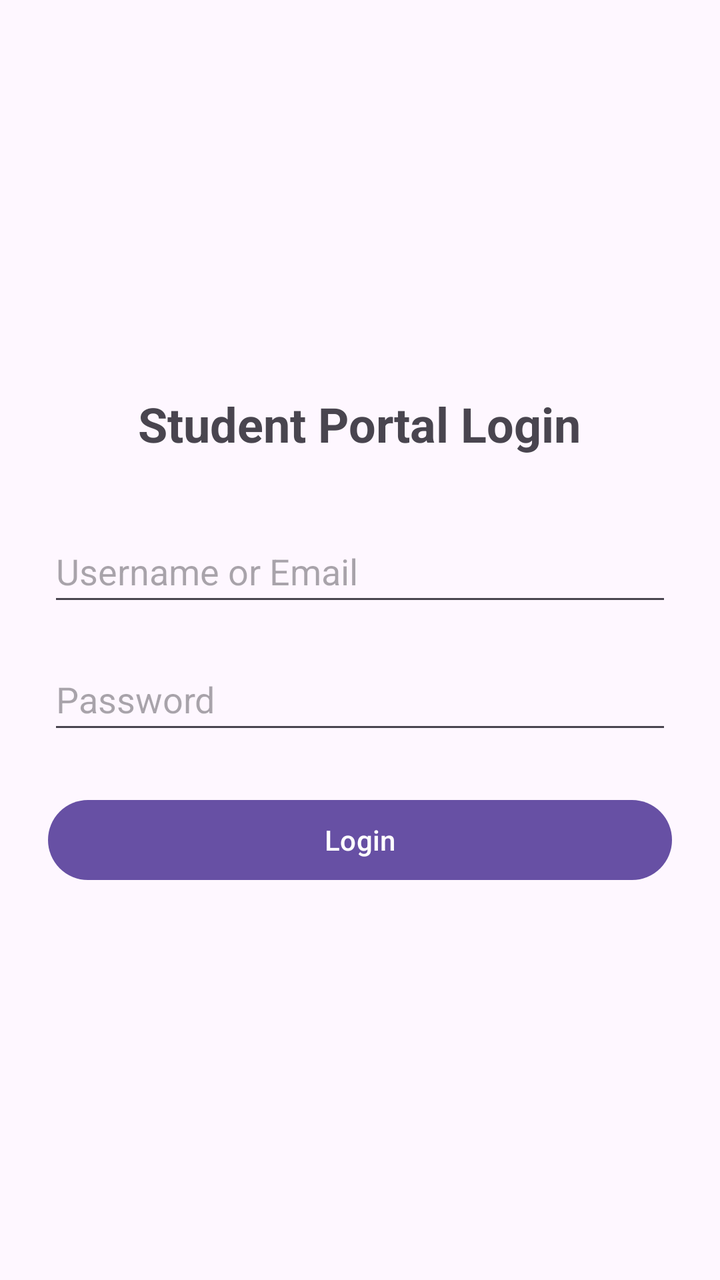
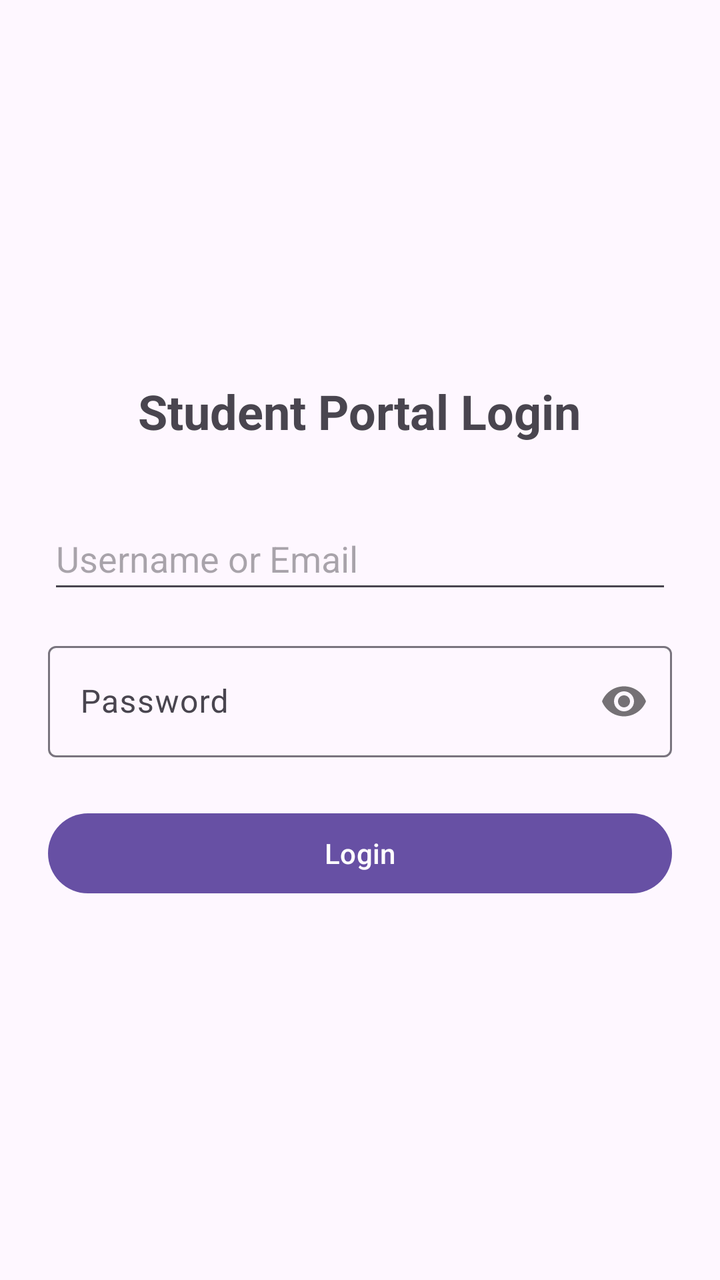

Before-and-after screenshots of an Android layout around one commit, followed by the original layout XML and the change that was made.
<!-- AndroidManifest.xml: activity theme Theme.RPSP -->
<!-- res/layout/activity_login.xml -->
<?xml version="1.0" encoding="utf-8"?>
<LinearLayout xmlns:android="http://schemas.android.com/apk/res/android"
    android:layout_width="match_parent"
    android:layout_height="match_parent"
    android:orientation="vertical"
    android:padding="24dp"
    android:gravity="center">

    <TextView
        android:layout_width="wrap_content"
        android:layout_height="wrap_content"
        android:text="Student Portal Login"
        android:textSize="24sp"
        android:textStyle="bold"
        android:layout_marginBottom="32dp"/>

    <EditText
        android:id="@+id/etUsername"
        android:layout_width="match_parent"
        android:layout_height="wrap_content"
        android:hint="Username or Email"
        android:inputType="textEmailAddress"
        android:minHeight="48dp"/>

    <EditText
        android:id="@+id/etPassword"
        android:layout_width="match_parent"
        android:layout_height="wrap_content"
        android:hint="Password"
        android:inputType="textPassword"
        android:layout_marginTop="16dp"
        android:minHeight="48dp"/>

    <Button
        android:id="@+id/btnLogin"
        android:layout_width="match_parent"
        android:layout_height="wrap_content"
        android:text="Login"
        android:layout_marginTop="24dp"/>

    <ProgressBar
        android:id="@+id/progressBar"
        android:layout_width="wrap_content"
        android:layout_height="wrap_content"
        android:layout_marginTop="16dp"
        android:visibility="gone"/>

</LinearLayout>
<!-- resources referenced by this layout -->
<resources>
  <style name="Theme.RPSP" parent="Base.Theme.RPSP" />
  <style name="Base.Theme.RPSP" parent="Theme.Material3.DayNight.NoActionBar">
          
          
      </style>
</resources>

<!-- the commit's change to res/layout/activity_login.xml (unified diff, before → after) -->
@@ -1,5 +1,6 @@
 <?xml version="1.0" encoding="utf-8"?>
 <LinearLayout xmlns:android="http://schemas.android.com/apk/res/android"
+    xmlns:app="http://schemas.android.com/apk/res-auto"
     android:layout_width="match_parent"
     android:layout_height="match_parent"
     android:orientation="vertical"
@@ -22,14 +23,20 @@
         android:inputType="textEmailAddress"
         android:minHeight="48dp"/>
 
-    <EditText
-        android:id="@+id/etPassword"
+    <com.google.android.material.textfield.TextInputLayout
         android:layout_width="match_parent"
         android:layout_height="wrap_content"
-        android:hint="Password"
-        android:inputType="textPassword"
         android:layout_marginTop="16dp"
-        android:minHeight="48dp"/>
+        app:passwordToggleEnabled="true">
+
+        <EditText
+            android:id="@+id/etPassword"
+            android:layout_width="match_parent"
+            android:layout_height="wrap_content"
+            android:hint="Password"
+            android:inputType="textPassword"
+            android:minHeight="48dp" />
+    </com.google.android.material.textfield.TextInputLayout>
 
     <Button
         android:id="@+id/btnLogin"
